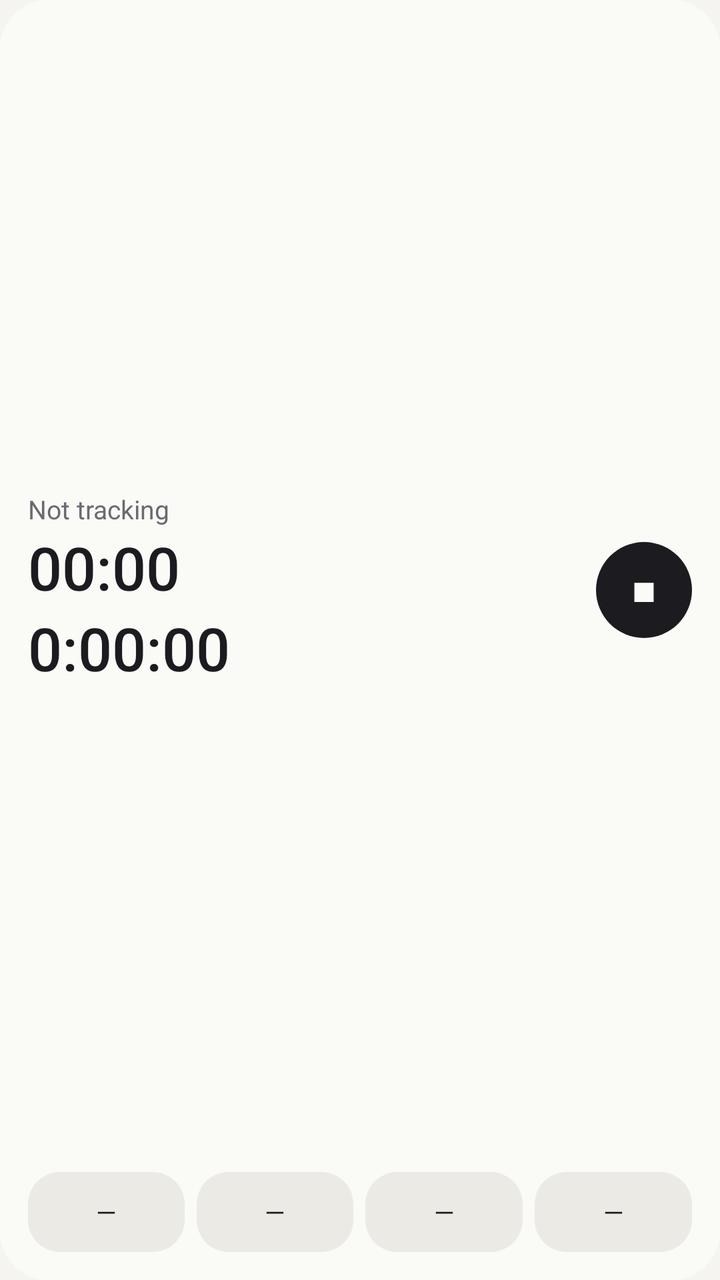
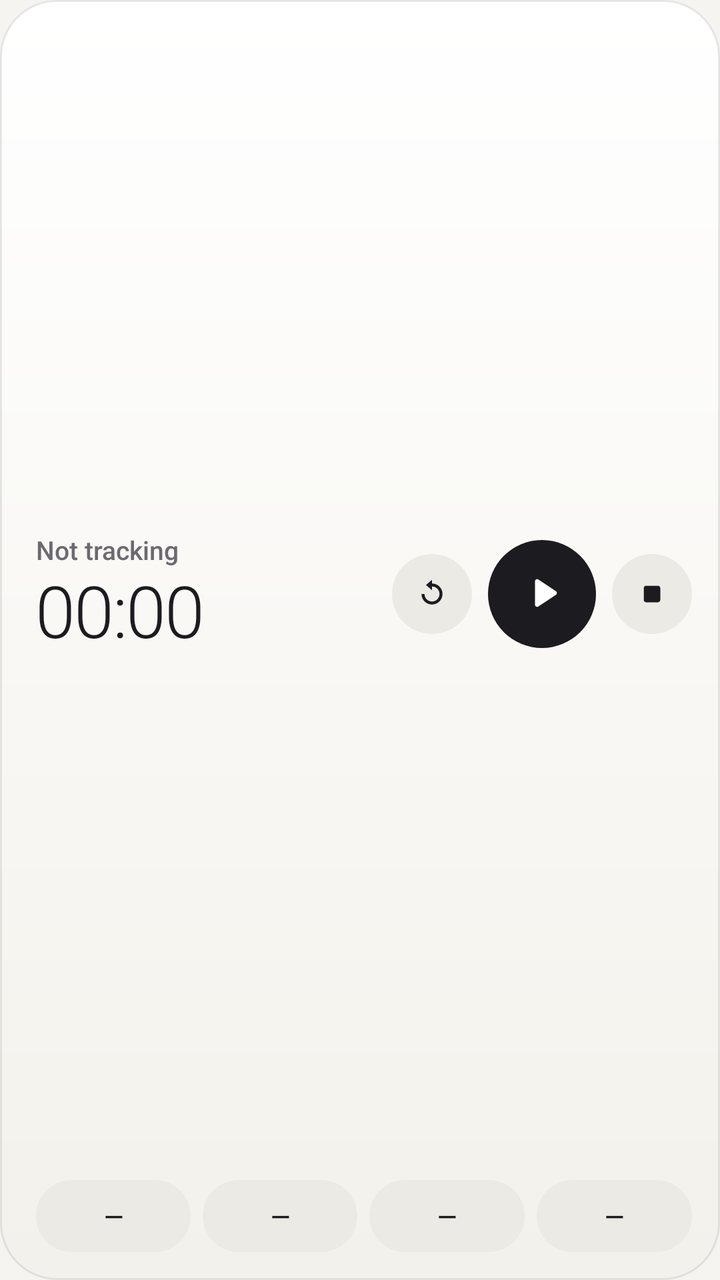

Compare the two renders of this Android layout. The source of the first and the diff that turns it into the second are given below.
<!-- AndroidManifest.xml: application theme AppTheme -->
<!-- res/layout/widget.xml -->
<LinearLayout xmlns:android="http://schemas.android.com/apk/res/android" android:id="@+id/root"
  android:layout_width="match_parent" android:layout_height="match_parent" android:orientation="vertical"
  android:background="@drawable/w_bg" android:padding="14dp">
  <LinearLayout android:layout_width="match_parent" android:layout_height="0dp" android:layout_weight="1" android:orientation="horizontal" android:gravity="center_vertical">
    <LinearLayout android:id="@+id/open" android:layout_width="0dp" android:layout_weight="1" android:layout_height="wrap_content" android:orientation="vertical">
      <TextView android:id="@+id/label" android:layout_width="wrap_content" android:layout_height="wrap_content" android:textColor="@color/wmuted" android:textSize="13sp" android:maxLines="1" android:ellipsize="end" android:text="Not tracking" />
      <Chronometer android:id="@+id/chrono" android:layout_width="wrap_content" android:layout_height="wrap_content" android:textColor="@color/wtext" android:textSize="30sp" android:fontFamily="sans-serif-medium" />
      <TextView android:id="@+id/idle" android:layout_width="wrap_content" android:layout_height="wrap_content" android:textColor="@color/wtext" android:textSize="30sp" android:fontFamily="sans-serif-medium" android:text="0:00:00" />
    </LinearLayout>
    <TextView android:id="@+id/stop" android:layout_width="48dp" android:layout_height="48dp" android:background="@drawable/w_stop" android:gravity="center" android:text="■" android:textColor="@color/wbg" android:textSize="16sp" />
  </LinearLayout>
  <LinearLayout android:layout_width="match_parent" android:layout_height="wrap_content" android:orientation="horizontal" android:layout_marginTop="10dp">
    <TextView android:id="@+id/c0" android:layout_width="0dp" android:layout_weight="1" android:layout_height="40dp"
      android:layout_marginStart="0dp" android:background="@drawable/w_chip" android:gravity="center" android:paddingHorizontal="6dp"
      android:textColor="@color/wtext" android:textSize="13sp" android:maxLines="1" android:ellipsize="end" android:text="—" /><TextView android:id="@+id/c1" android:layout_width="0dp" android:layout_weight="1" android:layout_height="40dp"
      android:layout_marginStart="6dp" android:background="@drawable/w_chip" android:gravity="center" android:paddingHorizontal="6dp"
      android:textColor="@color/wtext" android:textSize="13sp" android:maxLines="1" android:ellipsize="end" android:text="—" /><TextView android:id="@+id/c2" android:layout_width="0dp" android:layout_weight="1" android:layout_height="40dp"
      android:layout_marginStart="6dp" android:background="@drawable/w_chip" android:gravity="center" android:paddingHorizontal="6dp"
      android:textColor="@color/wtext" android:textSize="13sp" android:maxLines="1" android:ellipsize="end" android:text="—" /><TextView android:id="@+id/c3" android:layout_width="0dp" android:layout_weight="1" android:layout_height="40dp"
      android:layout_marginStart="6dp" android:background="@drawable/w_chip" android:gravity="center" android:paddingHorizontal="6dp"
      android:textColor="@color/wtext" android:textSize="13sp" android:maxLines="1" android:ellipsize="end" android:text="—" />
  </LinearLayout>
</LinearLayout>
<!-- resources referenced by this layout -->
<resources>
  <color name="wbg">#FAFAF7</color>
  <color name="wmuted">#6B6A70</color>
  <color name="wtext">#1C1B1F</color>
  <!-- drawable w_bg (drawable) -->
  <shape xmlns:android="http://schemas.android.com/apk/res/android" android:shape="rectangle">
    <solid android:color="@color/wbg" /><corners android:radius="24dp" />
  </shape>
  <!-- drawable w_chip (drawable) -->
  <shape xmlns:android="http://schemas.android.com/apk/res/android" android:shape="rectangle">
    <solid android:color="@color/wchip" /><corners android:radius="16dp" />
  </shape>
  <!-- drawable w_stop (drawable) -->
  <shape xmlns:android="http://schemas.android.com/apk/res/android" android:shape="oval">
    <solid android:color="@color/wtext" />
  </shape>
  <style name="AppTheme" parent="android:Theme.Material.Light.NoActionBar">
      <item name="android:statusBarColor">#F5F4F0</item>
      <item name="android:navigationBarColor">#F5F4F0</item>
      <item name="android:windowLightStatusBar">true</item>
      <item name="android:windowBackground">#F5F4F0</item>
    </style>
  <color name="wchip">#ECEAE4</color>
</resources>

<!-- the commit's change to res/layout/widget.xml (unified diff, before → after) -->
@@ -1,23 +1,28 @@
 <LinearLayout xmlns:android="http://schemas.android.com/apk/res/android" android:id="@+id/root"
   android:layout_width="match_parent" android:layout_height="match_parent" android:orientation="vertical"
-  android:background="@drawable/w_bg" android:padding="14dp">
+  android:background="@drawable/w_bg" android:paddingStart="18dp" android:paddingEnd="14dp" android:paddingTop="14dp" android:paddingBottom="14dp">
   <LinearLayout android:layout_width="match_parent" android:layout_height="0dp" android:layout_weight="1" android:orientation="horizontal" android:gravity="center_vertical">
     <LinearLayout android:id="@+id/open" android:layout_width="0dp" android:layout_weight="1" android:layout_height="wrap_content" android:orientation="vertical">
-      <TextView android:id="@+id/label" android:layout_width="wrap_content" android:layout_height="wrap_content" android:textColor="@color/wmuted" android:textSize="13sp" android:maxLines="1" android:ellipsize="end" android:text="Not tracking" />
-      <Chronometer android:id="@+id/chrono" android:layout_width="wrap_content" android:layout_height="wrap_content" android:textColor="@color/wtext" android:textSize="30sp" android:fontFamily="sans-serif-medium" />
-      <TextView android:id="@+id/idle" android:layout_width="wrap_content" android:layout_height="wrap_content" android:textColor="@color/wtext" android:textSize="30sp" android:fontFamily="sans-serif-medium" android:text="0:00:00" />
+      <TextView android:id="@+id/label" android:layout_width="wrap_content" android:layout_height="wrap_content" android:textColor="@color/wmuted"
+        android:textSize="13sp" android:fontFamily="sans-serif-medium" android:maxLines="1" android:ellipsize="end" android:text="Not tracking" />
+      <Chronometer android:id="@+id/chrono" android:layout_width="wrap_content" android:layout_height="wrap_content" android:textColor="@color/wtext"
+        android:textSize="36sp" android:fontFamily="sans-serif-light" android:letterSpacing="-0.02" android:fontFeatureSettings="tnum" android:includeFontPadding="false" android:layout_marginTop="2dp" />
     </LinearLayout>
-    <TextView android:id="@+id/stop" android:layout_width="48dp" android:layout_height="48dp" android:background="@drawable/w_stop" android:gravity="center" android:text="■" android:textColor="@color/wbg" android:textSize="16sp" />
+    <FrameLayout android:id="@+id/reset" android:layout_width="40dp" android:layout_height="40dp" android:background="@drawable/w_ghost" android:contentDescription="Reset">
+      <ImageView android:layout_width="18dp" android:layout_height="18dp" android:layout_gravity="center" android:src="@drawable/wi_reset_t" />
+    </FrameLayout>
+    <FrameLayout android:id="@+id/toggle" android:layout_width="54dp" android:layout_height="54dp" android:layout_marginStart="8dp" android:contentDescription="Play or pause">
+      <ImageView android:id="@+id/toggleBg" android:layout_width="match_parent" android:layout_height="match_parent" android:src="@drawable/w_circle_ink" />
+      <ImageView android:id="@+id/toggleIcon" android:layout_width="24dp" android:layout_height="24dp" android:layout_gravity="center" android:src="@drawable/wi_play_inv" />
+    </FrameLayout>
+    <FrameLayout android:id="@+id/stop" android:layout_width="40dp" android:layout_height="40dp" android:layout_marginStart="8dp" android:background="@drawable/w_ghost" android:contentDescription="Stop">
+      <ImageView android:layout_width="18dp" android:layout_height="18dp" android:layout_gravity="center" android:src="@drawable/wi_stop_t" />
+    </FrameLayout>
   </LinearLayout>
   <LinearLayout android:layout_width="match_parent" android:layout_height="wrap_content" android:orientation="horizontal" android:layout_marginTop="10dp">
-    <TextView android:id="@+id/c0" android:layout_width="0dp" android:layout_weight="1" android:layout_height="40dp"
-      android:layout_marginStart="0dp" android:background="@drawable/w_chip" android:gravity="center" android:paddingHorizontal="6dp"
-      android:textColor="@color/wtext" android:textSize="13sp" android:maxLines="1" android:ellipsize="end" android:text="—" /><TextView android:id="@+id/c1" android:layout_width="0dp" android:layout_weight="1" android:layout_height="40dp"
-      android:layout_marginStart="6dp" android:background="@drawable/w_chip" android:gravity="center" android:paddingHorizontal="6dp"
-      android:textColor="@color/wtext" android:textSize="13sp" android:maxLines="1" android:ellipsize="end" android:text="—" /><TextView android:id="@+id/c2" android:layout_width="0dp" android:layout_weight="1" android:layout_height="40dp"
-      android:layout_marginStart="6dp" android:background="@drawable/w_chip" android:gravity="center" android:paddingHorizontal="6dp"
-      android:textColor="@color/wtext" android:textSize="13sp" android:maxLines="1" android:ellipsize="end" android:text="—" /><TextView android:id="@+id/c3" android:layout_width="0dp" android:layout_weight="1" android:layout_height="40dp"
-      android:layout_marginStart="6dp" android:background="@drawable/w_chip" android:gravity="center" android:paddingHorizontal="6dp"
-      android:textColor="@color/wtext" android:textSize="13sp" android:maxLines="1" android:ellipsize="end" android:text="—" />
+    <TextView android:id="@+id/c0" android:layout_width="0dp" android:layout_weight="1" android:layout_height="36dp" android:layout_marginStart="0dp" android:background="@drawable/w_chip" android:gravity="center" android:paddingHorizontal="8dp" android:textColor="@color/wtext" android:textSize="12.5sp" android:fontFamily="sans-serif-medium" android:maxLines="1" android:ellipsize="end" android:text="—" />
+    <TextView android:id="@+id/c1" android:layout_width="0dp" android:layout_weight="1" android:layout_height="36dp" android:layout_marginStart="6dp" android:background="@drawable/w_chip" android:gravity="center" android:paddingHorizontal="8dp" android:textColor="@color/wtext" android:textSize="12.5sp" android:fontFamily="sans-serif-medium" android:maxLines="1" android:ellipsize="end" android:text="—" />
+    <TextView android:id="@+id/c2" android:layout_width="0dp" android:layout_weight="1" android:layout_height="36dp" android:layout_marginStart="6dp" android:background="@drawable/w_chip" android:gravity="center" android:paddingHorizontal="8dp" android:textColor="@color/wtext" android:textSize="12.5sp" android:fontFamily="sans-serif-medium" android:maxLines="1" android:ellipsize="end" android:text="—" />
+    <TextView android:id="@+id/c3" android:layout_width="0dp" android:layout_weight="1" android:layout_height="36dp" android:layout_marginStart="6dp" android:background="@drawable/w_chip" android:gravity="center" android:paddingHorizontal="8dp" android:textColor="@color/wtext" android:textSize="12.5sp" android:fontFamily="sans-serif-medium" android:maxLines="1" android:ellipsize="end" android:text="—" />
   </LinearLayout>
 </LinearLayout>
<!-- resource entries referenced after the edit -->
@@ -1,20 +1,33 @@
 <!-- resources referenced by this layout -->
 <resources>
-  <color name="wbg">#FAFAF7</color>
+  <color name="wbg">#FFFFFF</color>
+  <color name="wbg2">#F3F1EB</color>
+  <color name="wline">#14000000</color>
   <color name="wmuted">#6B6A70</color>
   <color name="wtext">#1C1B1F</color>
   <!-- drawable w_bg (drawable) -->
   <shape xmlns:android="http://schemas.android.com/apk/res/android" android:shape="rectangle">
-    <solid android:color="@color/wbg" /><corners android:radius="24dp" />
+    <gradient android:angle="270" android:startColor="@color/wbg" android:endColor="@color/wbg2"/>
+    <stroke android:width="1dp" android:color="@color/wline"/><corners android:radius="28dp"/>
   </shape>
   <!-- drawable w_chip (drawable) -->
   <shape xmlns:android="http://schemas.android.com/apk/res/android" android:shape="rectangle">
-    <solid android:color="@color/wchip" /><corners android:radius="16dp" />
+    <solid android:color="@color/wchip"/><corners android:radius="18dp"/>
   </shape>
-  <!-- drawable w_stop (drawable) -->
+  <!-- drawable w_circle_ink (drawable) -->
   <shape xmlns:android="http://schemas.android.com/apk/res/android" android:shape="oval">
-    <solid android:color="@color/wtext" />
+    <solid android:color="@color/wtext"/>
   </shape>
+  <!-- drawable w_ghost (drawable) -->
+  <shape xmlns:android="http://schemas.android.com/apk/res/android" android:shape="oval">
+    <solid android:color="@color/wchip"/>
+  </shape>
+  <!-- drawable wi_play_inv (drawable) -->
+  <vector xmlns:android="http://schemas.android.com/apk/res/android" android:width="24dp" android:height="24dp" android:viewportWidth="24" android:viewportHeight="24"><path android:fillColor="@color/wbg" android:pathData="M8.5,5.6C8.5,4.8 9.4,4.3 10.1,4.7L19,10.6C19.6,11 19.6,12 19,12.4L10.1,18.3C9.4,18.7 8.5,18.2 8.5,17.4Z"/></vector>
+  <!-- drawable wi_reset_t (drawable) -->
+  <vector xmlns:android="http://schemas.android.com/apk/res/android" android:width="24dp" android:height="24dp" android:viewportWidth="24" android:viewportHeight="24"><path android:fillColor="@color/wtext" android:pathData="M12,5V2.5L8,6l4,3.5V7c2.8,0 5,2.2 5,5s-2.2,5 -5,5 -5,-2.2 -5,-5H5c0,3.9 3.1,7 7,7s7,-3.1 7,-7 -3.1,-7 -7,-7z"/></vector>
+  <!-- drawable wi_stop_t (drawable) -->
+  <vector xmlns:android="http://schemas.android.com/apk/res/android" android:width="24dp" android:height="24dp" android:viewportWidth="24" android:viewportHeight="24"><path android:fillColor="@color/wtext" android:pathData="M8,6.5h8c0.8,0 1.5,0.7 1.5,1.5v8c0,0.8 -0.7,1.5 -1.5,1.5h-8c-0.8,0 -1.5,-0.7 -1.5,-1.5v-8c0,-0.8 0.7,-1.5 1.5,-1.5z"/></vector>
   <style name="AppTheme" parent="android:Theme.Material.Light.NoActionBar">
       <item name="android:statusBarColor">#F5F4F0</item>
       <item name="android:navigationBarColor">#F5F4F0</item>
